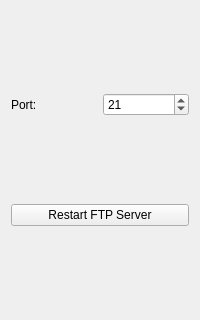
Before: the Qt Designer form mainwindow.ui in sashoalm/QFtpServer, drawn with Qt 5.
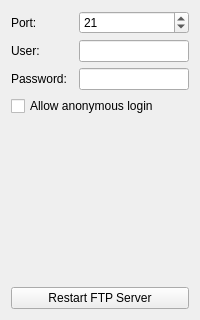
After: the same form once the commit is applied.

Commit message: added support for specifying user/password/anonymous login from the GUI

Diff of the .ui file:
```diff
--- a/mainwindow.ui
+++ b/mainwindow.ui
@@ -15,6 +15,20 @@
   </property>
   <widget class="QWidget" name="centralWidget">
    <layout class="QGridLayout" name="gridLayout">
+    <item row="4" column="0">
+     <widget class="QLabel" name="label_3">
+      <property name="text">
+       <string>Password:</string>
+      </property>
+     </widget>
+    </item>
+    <item row="3" column="0">
+     <widget class="QLabel" name="label_2">
+      <property name="text">
+       <string>User:</string>
+      </property>
+     </widget>
+    </item>
     <item row="0" column="0">
      <widget class="QLabel" name="label">
       <property name="text">
@@ -22,7 +36,7 @@
       </property>
      </widget>
     </item>
-    <item row="0" column="1">
+    <item row="0" column="2">
      <widget class="QSpinBox" name="spinBoxPort">
       <property name="minimum">
        <number>1</number>
@@ -35,13 +49,39 @@
       </property>
      </widget>
     </item>
-    <item row="1" column="0" colspan="2">
+    <item row="8" column="0" colspan="3">
      <widget class="QPushButton" name="pushButtonRestartServer">
       <property name="text">
        <string>Restart FTP Server</string>
       </property>
      </widget>
     </item>
+    <item row="3" column="2">
+     <widget class="QLineEdit" name="lineEditUserName"/>
+    </item>
+    <item row="4" column="2">
+     <widget class="QLineEdit" name="lineEditPassword"/>
+    </item>
+    <item row="7" column="0" colspan="3">
+     <spacer name="verticalSpacer">
+      <property name="orientation">
+       <enum>Qt::Vertical</enum>
+      </property>
+      <property name="sizeHint" stdset="0">
+       <size>
+        <width>20</width>
+        <height>40</height>
+       </size>
+      </property>
+     </spacer>
+    </item>
+    <item row="5" column="0" colspan="3">
+     <widget class="QCheckBox" name="checkBoxAnonymous">
+      <property name="text">
+       <string>Allow anonymous login</string>
+      </property>
+     </widget>
+    </item>
    </layout>
   </widget>
   <widget class="QMenuBar" name="menuBar">
```
The commit also changes 3 other files.
